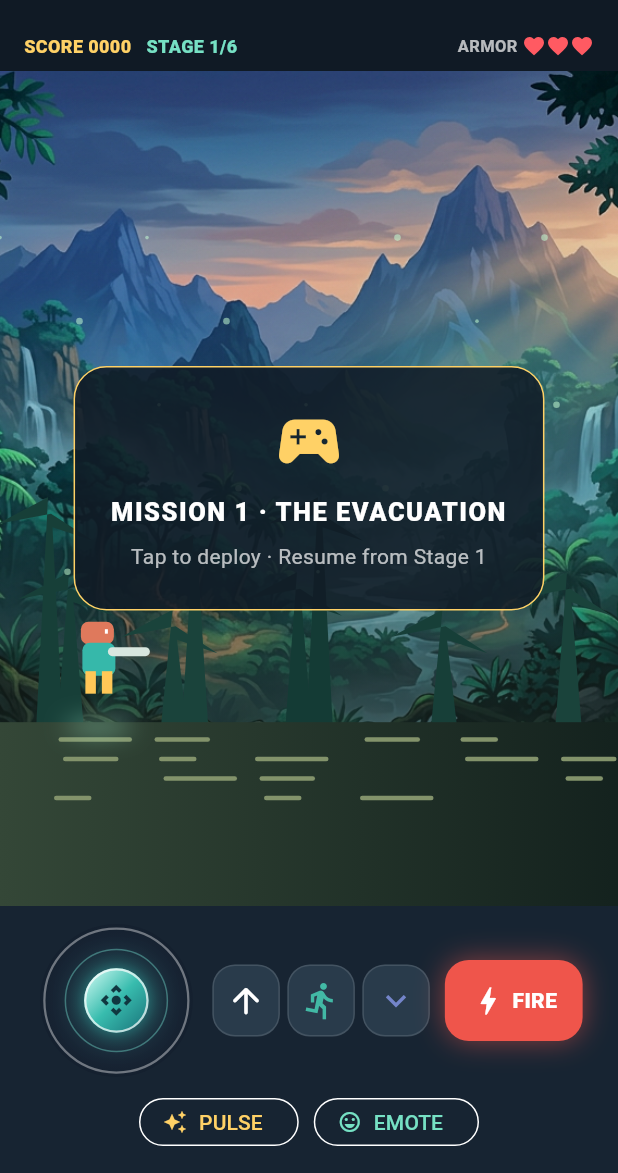
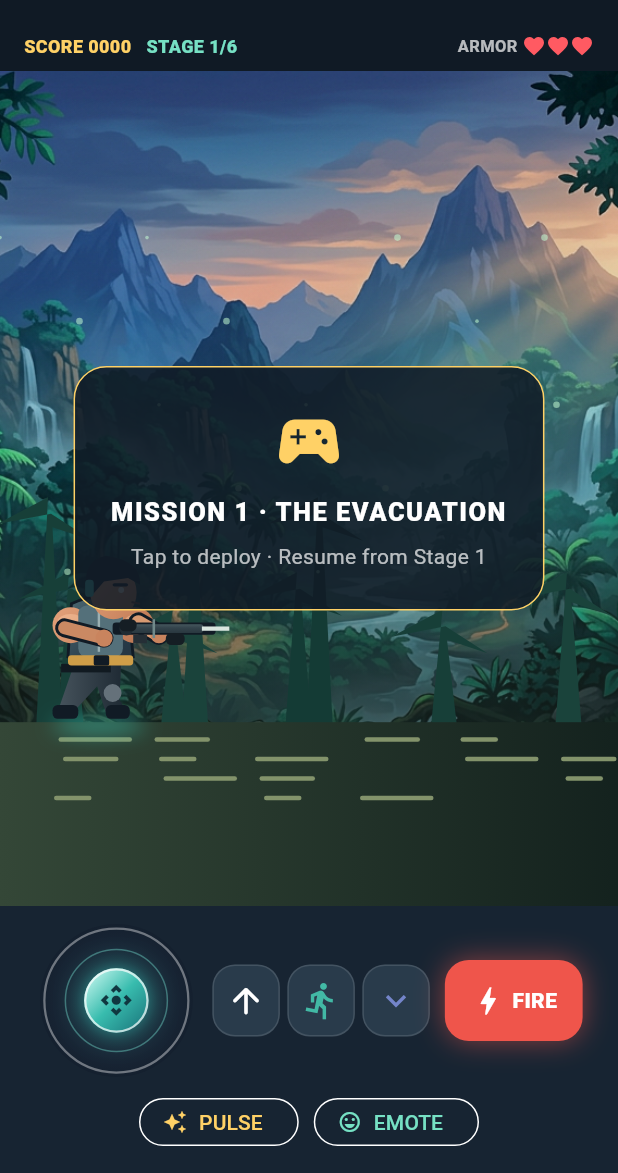
Before and after one commit to zxcty54/angel, a Flutter app: the screen it shows after launch, after a tap on "PLAY STORY CAMPAIGN", on a phone screen of 412 x 824 dp, the part 63-1236 px from its top. Run offline on Flutter 3.47's test engine with Material 3 defaults, Android fonts, the phone set to English and light mode, and no system bars; our stand-ins replace flutter_image_compress, flutter_map, image_picker, latlong2, shared_preferences, supabase_flutter; accounts and stored records are empty.

Commit message:
Upgrade fighter artwork and combat presentation
Co-authored-by: arena-agent <297053741+arena-agent@users.noreply.github.com>

```diff
--- /dev/null
+++ b/jungle_strike/lib/fighter_painter.dart
@@ -0,0 +1,120 @@
+import 'dart:math' as math;
+import 'dart:ui';
+import 'package:flutter/material.dart';
+
+/// Draws Asha as a grounded, muscular side-view fighter with a readable face,
+/// exposed arms and a weapon visibly held in both hands.
+void paintFighter(
+  Canvas canvas, {
+  required double x,
+  required double footY,
+  required double scale,
+  required int frame,
+  required bool prone,
+  required bool dodging,
+  required bool firing,
+  required String weapon,
+}) {
+  final bob = math.sin(frame * .28) * (prone ? 0 : 1.4 * scale);
+  final fx = x;
+  final fy = footY + bob;
+  const outline = Color(0xff111b25);
+  const armor = Color(0xff263946);
+  const armorLight = Color(0xff54707a);
+  const skin = Color(0xffc9845e);
+  final edge = Paint()..color = outline;
+  final skinPaint = Paint()..shader = const LinearGradient(begin: Alignment.topLeft, end: Alignment.bottomRight, colors: [Color(0xfff0b18a), skin, Color(0xff8b513e)]).createShader(Rect.fromLTWH(fx-36*scale, fy-84*scale, 80*scale, 75*scale));
+  final armorPaint = Paint()..shader = const LinearGradient(begin: Alignment.topLeft, end: Alignment.bottomRight, colors: [Color(0xff55727b), armor, Color(0xff172832)]).createShader(Rect.fromLTWH(fx-32*scale, fy-75*scale, 68*scale, 80*scale));
+  final riflePaint = Paint()..shader = const LinearGradient(begin: Alignment.topCenter, end: Alignment.bottomCenter, colors: [Color(0xff8ca4a2), Color(0xff34444c), Color(0xff111b22)]).createShader(Rect.fromLTWH(fx, fy-65*scale, 76*scale, 20*scale));
+
+  canvas.save();
+  if (dodging) {
+    canvas.translate(fx, fy);
+    canvas.rotate(-.12);
+    canvas.translate(-fx, -fy);
+  }
+  canvas.drawOval(Rect.fromCenter(center: Offset(fx, fy+2*scale), width: 54*scale, height: 10*scale), Paint()..color = (dodging ? const Color(0x9972ffe3) : const Color(0x7738e0cb))..maskFilter = MaskFilter.blur(BlurStyle.normal, dodging ? 15*scale : 6*scale));
+
+  if (prone) {
+    // Low crawl pose: face and both hands remain behind the raised rifle.
+    canvas.drawRRect(RRect.fromRectAndRadius(Rect.fromLTWH(fx-23*scale, fy-26*scale, 48*scale, 17*scale), Radius.circular(7*scale)), armorPaint);
+    canvas.drawRRect(RRect.fromRectAndRadius(Rect.fromLTWH(fx-23*scale, fy-26*scale, 48*scale, 17*scale), Radius.circular(7*scale)), Paint()..style=PaintingStyle.stroke..strokeWidth=1.6*scale..color=outline);
+    canvas.drawOval(Rect.fromLTWH(fx-15*scale, fy-12*scale, 20*scale, 8*scale), Paint()..color=const Color(0xff202d35));
+    canvas.drawCircle(Offset(fx+25*scale, fy-22*scale), 11*scale, skinPaint);
+    canvas.drawPath(Path()..moveTo(fx+16*scale,fy-29*scale)..quadraticBezierTo(fx+26*scale,fy-41*scale,fx+37*scale,fy-30*scale)..lineTo(fx+34*scale,fy-26*scale)..lineTo(fx+18*scale,fy-25*scale)..close(), edge);
+    canvas.drawCircle(Offset(fx+30*scale,fy-23*scale), 1.3*scale, edge);
+    _drawRifle(canvas, fx+10*scale, fy-37*scale, scale, weapon, riflePaint, outline);
+    canvas.restore();
+    return;
+  }
+
+  // Boots and articulated tactical trousers.
+  final legPaint = Paint()..shader = const LinearGradient(colors: [Color(0xff44515a), Color(0xff18232d)]).createShader(Rect.fromLTWH(fx-22*scale,fy-34*scale,42*scale,35*scale));
+  canvas.drawPath(Path()..moveTo(fx-14*scale,fy-35*scale)..lineTo(fx+13*scale,fy-35*scale)..lineTo(fx+12*scale,fy-13*scale)..lineTo(fx+17*scale,fy-5*scale)..lineTo(fx+5*scale,fy-3*scale)..lineTo(fx-1*scale,fy-21*scale)..lineTo(fx-12*scale,fy-9*scale)..lineTo(fx-17*scale,fy-5*scale)..lineTo(fx-23*scale,fy-9*scale)..close(), legPaint);
+  canvas.drawCircle(Offset(fx+8*scale,fy-17*scale),5.2*scale,Paint()..color=const Color(0xff65717a));
+  canvas.drawRRect(RRect.fromRectAndRadius(Rect.fromLTWH(fx+4*scale,fy-10*scale,14*scale,8*scale),Radius.circular(3*scale)),edge);
+  canvas.drawRRect(RRect.fromRectAndRadius(Rect.fromLTWH(fx-27*scale,fy-10*scale,15*scale,8*scale),Radius.circular(3*scale)),edge);
+  canvas.drawRect(Rect.fromLTWH(fx-22*scale,fy-34*scale,29*scale,5*scale),Paint()..color=const Color(0xff111a21));
+
+  // Broad torso, tactical plate, shoulder pads and prominent bare biceps.
+  final torso = Path()..moveTo(fx-16*scale,fy-69*scale)..quadraticBezierTo(fx,fy-77*scale,fx+17*scale,fy-68*scale)..lineTo(fx+20*scale,fy-38*scale)..quadraticBezierTo(fx,fy-30*scale,fx-18*scale,fy-38*scale)..close();
+  canvas.drawPath(torso,armorPaint);
+  canvas.drawPath(torso,Paint()..style=PaintingStyle.stroke..strokeWidth=1.7*scale..color=outline);
+  canvas.drawOval(Rect.fromLTWH(fx-27*scale,fy-67*scale,21*scale,21*scale),skinPaint);
+  canvas.drawOval(Rect.fromLTWH(fx+10*scale,fy-67*scale,22*scale,21*scale),skinPaint);
+  canvas.drawOval(Rect.fromLTWH(fx-24*scale,fy-63*scale,15*scale,9*scale),Paint()..color=const Color(0x66ffd0aa));
+  canvas.drawOval(Rect.fromLTWH(fx+15*scale,fy-63*scale,15*scale,9*scale),Paint()..color=const Color(0x66ffd0aa));
+  canvas.drawRRect(RRect.fromRectAndRadius(Rect.fromLTWH(fx-12*scale,fy-68*scale,26*scale,30*scale),Radius.circular(5*scale)),Paint()..color=armorLight);
+  canvas.drawLine(Offset(fx,fy-65*scale),Offset(fx,fy-41*scale),Paint()..color=const Color(0xff9aafb2)..strokeWidth=1.4*scale);
+  canvas.drawRRect(RRect.fromRectAndRadius(Rect.fromLTWH(fx-18*scale,fy-39*scale,38*scale,6*scale),Radius.circular(2*scale)),Paint()..color=const Color(0xffcf9e48));
+  canvas.drawRRect(RRect.fromRectAndRadius(Rect.fromLTWH(fx-3*scale,fy-39*scale,9*scale,6*scale),Radius.circular(1*scale)),edge);
+
+  // Strong forearms angle forward to the trigger and front grip.
+  final armPaint = Paint()..color=skin;
+  canvas.drawLine(Offset(fx+23*scale,fy-58*scale),Offset(fx+35*scale,fy-51*scale),Paint()..color=outline..strokeWidth=12*scale..strokeCap=StrokeCap.round);
+  canvas.drawLine(Offset(fx+23*scale,fy-58*scale),Offset(fx+35*scale,fy-51*scale),Paint()..color=const Color(0xffd89a72)..strokeWidth=8.5*scale..strokeCap=StrokeCap.round);
+  canvas.drawLine(Offset(fx-20*scale,fy-55*scale),Offset(fx+3*scale,fy-49*scale),Paint()..color=outline..strokeWidth=11*scale..strokeCap=StrokeCap.round);
+  canvas.drawLine(Offset(fx-20*scale,fy-55*scale),Offset(fx+3*scale,fy-49*scale),Paint()..color=const Color(0xffca8963)..strokeWidth=7.5*scale..strokeCap=StrokeCap.round);
+  canvas.drawCircle(Offset(fx+35*scale,fy-51*scale),5*scale,armPaint);
+  canvas.drawCircle(Offset(fx+3*scale,fy-49*scale),5*scale,armPaint);
+
+  // Expressive visible face, brow, eye, nose, hair and a modern headset.
+  canvas.drawOval(Rect.fromLTWH(fx-5*scale,fy-91*scale,27*scale,31*scale),skinPaint);
+  canvas.drawPath(Path()..moveTo(fx-7*scale,fy-77*scale)..quadraticBezierTo(fx-10*scale,fy-94*scale,fx+4*scale,fy-97*scale)..quadraticBezierTo(fx+25*scale,fy-94*scale,fx+24*scale,fy-80*scale)..lineTo(fx+17*scale,fy-84*scale)..lineTo(fx+3*scale,fy-82*scale)..lineTo(fx-4*scale,fy-74*scale)..close(),Paint()..color=const Color(0xff16232c));
+  canvas.drawRRect(RRect.fromRectAndRadius(Rect.fromLTWH(fx+8*scale,fy-81*scale,9*scale,2*scale),Radius.circular(scale)),Paint()..color=const Color(0xff171d24));
+  canvas.drawCircle(Offset(fx+13*scale,fy-77*scale),1.7*scale,Paint()..color=const Color(0xfff7eee0));
+  canvas.drawLine(Offset(fx+19*scale,fy-70*scale),Offset(fx+24*scale,fy-69*scale),Paint()..color=const Color(0xff704234)..strokeWidth=1.2*scale);
+  canvas.drawRRect(RRect.fromRectAndRadius(Rect.fromLTWH(fx-8*scale,fy-83*scale,5*scale,10*scale),Radius.circular(2*scale)),Paint()..color=const Color(0xff55d9ca));
+
+  _drawRifle(canvas, fx+8*scale, fy-58*scale, scale, weapon, riflePaint, outline);
+  if (firing) {
+    final muzzle = Offset(fx+78*scale,fy-55*scale);
+    canvas.drawCircle(muzzle,weapon=='ROCKET'?12*scale:7*scale,Paint()..color=const Color(0xffffa44f)..maskFilter=MaskFilter.blur(BlurStyle.normal,8*scale));
+    final flare = Path();
+    final flareRadius = weapon == 'ROCKET' ? 15*scale : 9*scale;
+    for (var i = 0; i < 10; i++) {
+      final angle = -math.pi / 2 + i * math.pi / 5;
+      final radius = i.isEven ? flareRadius : flareRadius * .42;
+      final point = Offset(muzzle.dx + math.cos(angle) * radius, muzzle.dy + math.sin(angle) * radius);
+      if (i == 0) { flare.moveTo(point.dx, point.dy); } else { flare.lineTo(point.dx, point.dy); }
+    }
+    flare.close();
+    canvas.drawPath(flare, Paint()..color=const Color(0xfffff1b0));
+  }
+  canvas.restore();
+}
+
+void _drawRifle(Canvas canvas, double x, double y, double s, String weapon, Paint body, Color outline) {
+  final height = weapon == 'ROCKET' ? 11*s : 7*s;
+  final total = weapon == 'ROCKET' ? 68*s : 60*s;
+  final box = Rect.fromLTWH(x,y,total,height);
+  canvas.drawRRect(RRect.fromRectAndRadius(box,Radius.circular(2*s)),Paint()..color=outline);
+  canvas.drawRRect(RRect.fromRectAndRadius(Rect.fromLTWH(x+5*s,y+1*s,total-12*s,height-2*s),Radius.circular(2*s)),body);
+  canvas.drawRect(Rect.fromLTWH(x+total-8*s,y+height*.32,weapon=='ROCKET'?21*s:16*s,2.5*s),Paint()..color=const Color(0xffd9e6df));
+  canvas.drawRect(Rect.fromLTWH(x+12*s,y+height,8*s,5*s),Paint()..color=const Color(0xff252f36));
+  canvas.drawLine(Offset(x+24*s,y-2*s),Offset(x+24*s,y+height+2*s),Paint()..color=const Color(0xff71898a)..strokeWidth=1.5*s);
+  canvas.drawCircle(Offset(x+8*s,y+height/2),4*s,Paint()..color=const Color(0xff202c34));
+  // Gloves sit over the receiver, making the two-handed grip unmistakable.
+  canvas.drawRRect(RRect.fromRectAndRadius(Rect.fromLTWH(x+4*s,y-2*s,10*s,7*s),Radius.circular(3*s)),Paint()..color=const Color(0xff151e24));
+  canvas.drawRRect(RRect.fromRectAndRadius(Rect.fromLTWH(x+31*s,y+height-1*s,11*s,7*s),Radius.circular(3*s)),Paint()..color=const Color(0xff151e24));
+}
--- a/jungle_strike/lib/main.dart
+++ b/jungle_strike/lib/main.dart
@@ -3,6 +3,7 @@ import 'dart:math' as math;
 import 'package:flutter/material.dart';
 import 'package:shared_preferences/shared_preferences.dart';
 import 'game_actor.dart';
+import 'fighter_painter.dart';
 
 void main() => runApp(const JungleStrikeApp());
 
@@ -155,10 +156,10 @@ class _GameScreenState extends State<GameScreen> {
       if (firing && fireCooldown <= 0) {
         final damage = weapon == 'ROCKET' ? 4 : 1;
         final speed = weapon == 'ROCKET' ? 1.05 : 1.65;
-        projectiles.add(GameProjectile(x: x + .035, y: playerY, vx: speed, vy: 0, damage: damage, fromEnemy: false));
+        projectiles.add(GameProjectile(x: x + .20, y: playerY, vx: speed, vy: 0, damage: damage, fromEnemy: false));
         if (weapon == 'SPREAD') {
-          projectiles.add(GameProjectile(x: x + .035, y: playerY, vx: 1.35, vy: -.30, damage: 1, fromEnemy: false));
-          projectiles.add(GameProjectile(x: x + .035, y: playerY, vx: 1.35, vy: .30, damage: 1, fromEnemy: false));
+          projectiles.add(GameProjectile(x: x + .20, y: playerY, vx: 1.35, vy: -.30, damage: 1, fromEnemy: false));
+          projectiles.add(GameProjectile(x: x + .20, y: playerY, vx: 1.35, vy: .30, damage: 1, fromEnemy: false));
         }
         fireCooldown = weapon == 'ROCKET' ? .55 : weapon == 'SPREAD' ? .30 : .16;
       }
@@ -475,20 +476,21 @@ class JunglePainter extends CustomPainter {
     }
     c.drawRect(Rect.fromLTWH(0,ground,s.width,s.height-ground),Paint()..shader=const LinearGradient(colors:[Color(0xff344737),Color(0xff14221e)]).createShader(Rect.fromLTWH(0,ground,s.width,s.height-ground)));
     for(int i=0;i<18;i++){final xx=((i*67.0-scroll*340)%(s.width+60))-25;final yy=ground+10+(i%4)*13;c.drawRRect(RRect.fromRectAndRadius(Rect.fromLTWH(xx,yy,25+(i%3)*12,3),const Radius.circular(3)),Paint()..color=const Color(0xff83936b));}
-    final px=s.width*x, py=ground-30-jump*65;
-    final heroGlow=Paint()..color=(dodging?const Color(0xff65e8d0):const Color(0x88a5f3d0))..maskFilter=MaskFilter.blur(BlurStyle.normal,dodging?18:8);
-    c.drawOval(Rect.fromCenter(center:Offset(px,ground+3),width:dodging?64:46,height:9),heroGlow);
-    if(prone){
-      c.drawRRect(RRect.fromRectAndRadius(Rect.fromLTWH(px-20,ground-25,34,12),const Radius.circular(6)),Paint()..color=const Color(0xff36b8aa));
-      c.drawCircle(Offset(px+17,ground-20),7,Paint()..color=const Color(0xffdf795c));
-      c.drawRect(Rect.fromLTWH(px+2,ground-17,29,4),Paint()..color=const Color(0xffd8e6df));
-    }else{
-      c.drawRRect(RRect.fromRectAndRadius(Rect.fromLTWH(px-12,py-37,22,15),const Radius.circular(5)),Paint()..color=const Color(0xffdf795c));
-      c.drawRect(Rect.fromLTWH(px+4,py-32,2,3),Paint()..color=Colors.white);
-      c.drawRRect(RRect.fromRectAndRadius(Rect.fromLTWH(px-11,py-23,22,22),const Radius.circular(5)),Paint()..color=const Color(0xff36b8aa));
-      c.drawRect(Rect.fromLTWH(px-9,py-4,7,15),Paint()..color=const Color(0xffffc857)); c.drawRect(Rect.fromLTWH(px+2,py-4,7,15),Paint()..color=const Color(0xffffc857));
-      c.drawRRect(RRect.fromRectAndRadius(Rect.fromLTWH(px+6,py-20,28,6),const Radius.circular(3)),Paint()..color=const Color(0xffd8e6df));
-    }
+    final px = s.width * x;
+    final footY = ground - jump * 65;
+    final unit = (s.shortestSide / 360).clamp(.85, 1.3).toDouble();
+    final py = footY - 55 * unit;
+    paintFighter(
+      c,
+      x: px,
+      footY: footY,
+      scale: unit,
+      frame: frame,
+      prone: prone,
+      dodging: dodging,
+      firing: shooting,
+      weapon: weapon,
+    );
 
     for (final enemy in enemies) {
       final center = Offset(s.width * enemy.x, s.height * enemy.y);
@@ -524,7 +526,7 @@ class JunglePainter extends CustomPainter {
       c.drawCircle(pos, bullet.fromEnemy ? 2.5 : 2, Paint()..color = Colors.white);
     }
     if (shooting) {
-      c.drawCircle(Offset(px + 32, prone ? ground - 20 : py - 17), weapon == 'ROCKET' ? 8 : 4, Paint()..color = weapon == 'ROCKET' ? const Color(0xffffa451) : const Color(0xfffff0ae));
+      c.drawCircle(Offset(px + (prone ? 70 : 78) * unit, prone ? footY - 37 * unit : py), weapon == 'ROCKET' ? 8 : 4, Paint()..color = weapon == 'ROCKET' ? const Color(0xffffa451) : const Color(0xfffff0ae));
     }
     for(int i=0;i<16;i++){final xx=(i*53.0-scroll*130)%(s.width+20);final yy=s.height*(.2+(i%5)*.1);c.drawCircle(Offset(xx,yy),1.2+(i%2),Paint()..color=const Color(0x88c5ffd4));}
   }
```
Also changed, not shown: 1 other file.
